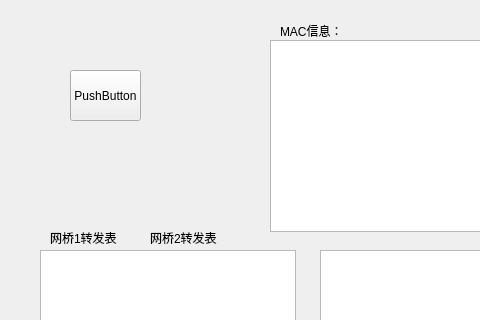
Old version of the form TransparentBridge/mainwindow.ui in the repository SYY99020/TranspartBridge; both pictures show x 0 to 480 and y 0 to 320 of the 800 by 600 pixel window.
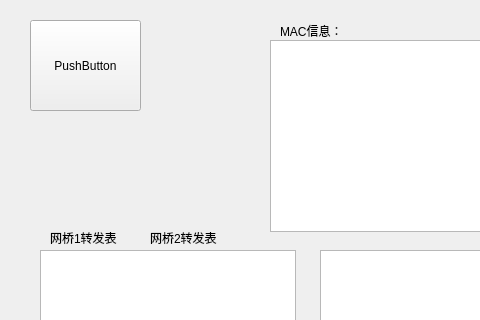
New version of the form. Custom widgets are drawn as their Qt base class.

```diff
--- a/TransparentBridge/mainwindow.ui
+++ b/TransparentBridge/mainwindow.ui
@@ -125,10 +125,10 @@
    <widget class="QPushButton" name="pushButton">
     <property name="geometry">
      <rect>
-      <x>70</x>
-      <y>70</y>
-      <width>71</width>
-      <height>51</height>
+      <x>30</x>
+      <y>20</y>
+      <width>111</width>
+      <height>91</height>
      </rect>
     </property>
     <property name="text">
```
Left out of the diff: 2 changed lines with no effect on the pictures.
